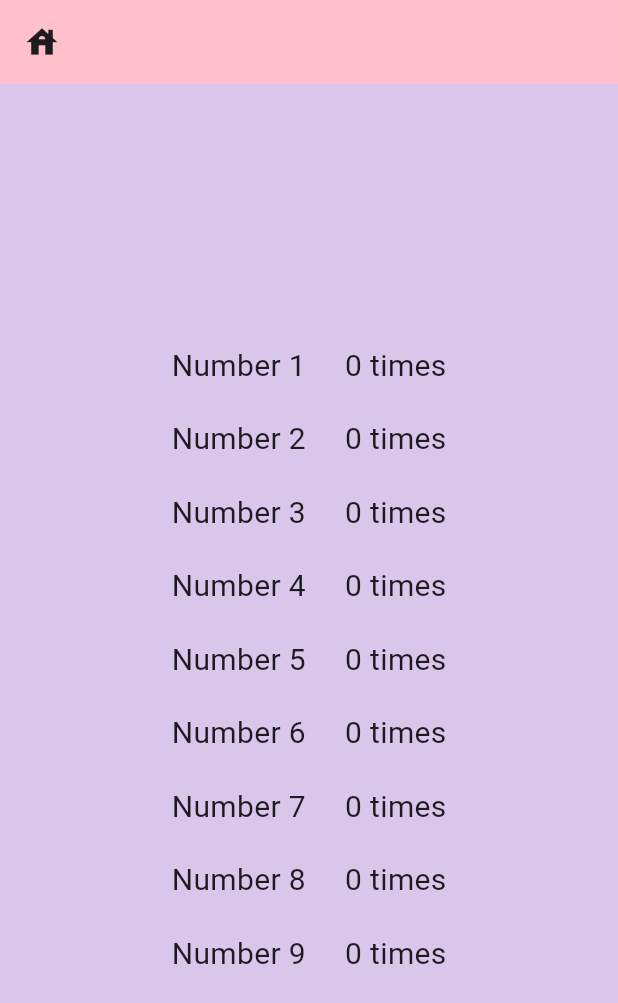
After one commit to FarisZulfequar/FarisZ_Flutter_Assignment1, a Flutter app: the MyStatisticPage screen opened directly, on a phone screen of 412 x 824 dp. The commit adds this screen. Shown: the top 1003 px of the screen. Run offline on Flutter 3.47's test engine with Material 3 defaults, Android fonts, the phone set to English and light mode, and no system bars.

Commit message:
Added the statistics screen along with the all 9 numbers tries

```diff
--- a/lib/main.dart
+++ b/lib/main.dart
@@ -1,3 +1,4 @@
+import 'package:farisz_flutter_assignment1/secondScreen.dart';
 import 'package:flutter/material.dart';
 import 'dart:math';
 
@@ -36,7 +37,7 @@ class _MyHomePageState extends State<MyHomePage> {
   void generateRandomNumber() {
     setState(() {
       Random randomObject = new Random();
-    _randomNum = 1 + randomObject.nextInt(9);
+        _randomNum = 1 + randomObject.nextInt(9);
     });
   }
 
--- /dev/null
+++ b/lib/secondScreen.dart
@@ -0,0 +1,63 @@
+import 'package:farisz_flutter_assignment1/main.dart';
+import 'package:flutter/material.dart';
+
+class SecondRoute extends StatelessWidget {
+  const SecondRoute({super.key});
+
+  @override
+  Widget build(BuildContext context) {
+    return MaterialApp(
+      title: 'FarisZ_Flutter_Assignment_1',
+      debugShowCheckedModeBanner: false,
+      theme: ThemeData(colorScheme: .fromSeed(seedColor: Colors.deepPurple)),
+      home: const MyStatisticPage(),
+    );
+  }
+}
+
+class MyStatisticPage extends StatefulWidget {
+  const MyStatisticPage({super.key});
+
+  @override
+  State<MyStatisticPage> createState() => _MyStatisticPageState();
+}
+
+class _MyStatisticPageState extends State<MyStatisticPage> {
+  int _randomNum = 1000;
+
+  @override
+  Widget build(BuildContext context) {
+    return Scaffold(
+      backgroundColor: Color(0xFFDBC6EB),
+      appBar: AppBar(
+        leading: Icon(Icons.house, size: 25),
+        backgroundColor: Color(0xFFFFC0CB),
+      ),
+      body: Center(
+        widthFactor: 100,
+        child: Column(
+          mainAxisAlignment: MainAxisAlignment.center,
+          children: [
+            Row(mainAxisAlignment: MainAxisAlignment.center, children: [Text("Number 1     ", style: TextStyle(fontSize: 20),), Text("0 times", style: TextStyle(fontSize: 20)),]),
+            SizedBox(height: 20),
+            Row(mainAxisAlignment: MainAxisAlignment.center,children: [Text("Number 2     ", style: TextStyle(fontSize: 20),), Text("0 times", style: TextStyle(fontSize: 20))]),
+            SizedBox(height: 20),
+            Row(mainAxisAlignment: MainAxisAlignment.center,children: [Text("Number 3     ", style: TextStyle(fontSize: 20),), Text("0 times", style: TextStyle(fontSize: 20))]),
+            SizedBox(height: 20),
+            Row(mainAxisAlignment: MainAxisAlignment.center,children: [Text("Number 4     ", style: TextStyle(fontSize: 20),), Text("0 times", style: TextStyle(fontSize: 20))]),
+            SizedBox(height: 20),
+            Row(mainAxisAlignment: MainAxisAlignment.center,children: [Text("Number 5     ", style: TextStyle(fontSize: 20),), Text("0 times", style: TextStyle(fontSize: 20))]),
+            SizedBox(height: 20),
+            Row(mainAxisAlignment: MainAxisAlignment.center,children: [Text("Number 6     ", style: TextStyle(fontSize: 20),), Text("0 times", style: TextStyle(fontSize: 20))]),
+            SizedBox(height: 20),
+            Row(mainAxisAlignment: MainAxisAlignment.center,children: [Text("Number 7     ", style: TextStyle(fontSize: 20),), Text("0 times", style: TextStyle(fontSize: 20))]),
+            SizedBox(height: 20),
+            Row(mainAxisAlignment: MainAxisAlignment.center,children: [Text("Number 8     ", style: TextStyle(fontSize: 20),), Text("0 times", style: TextStyle(fontSize: 20))]),
+            SizedBox(height: 20),
+            Row(mainAxisAlignment: MainAxisAlignment.center,children: [Text("Number 9     ", style: TextStyle(fontSize: 20),), Text("0 times", style: TextStyle(fontSize: 20))])
+          ],
+        ),
+      ),
+    );
+  }
+}
```
